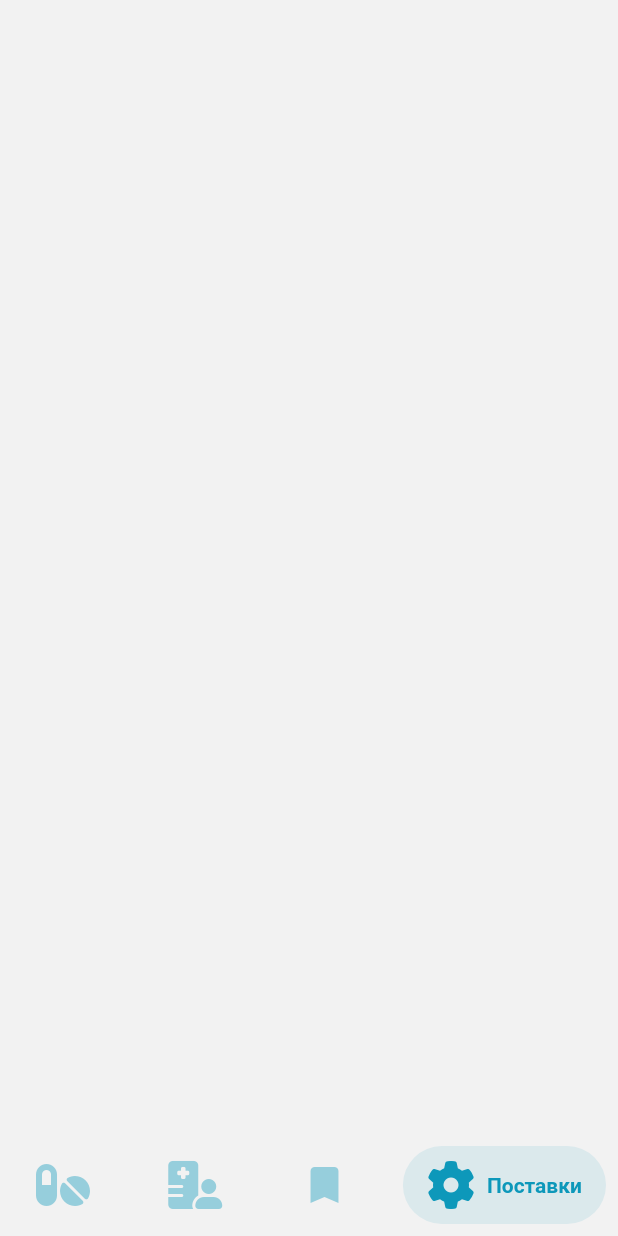
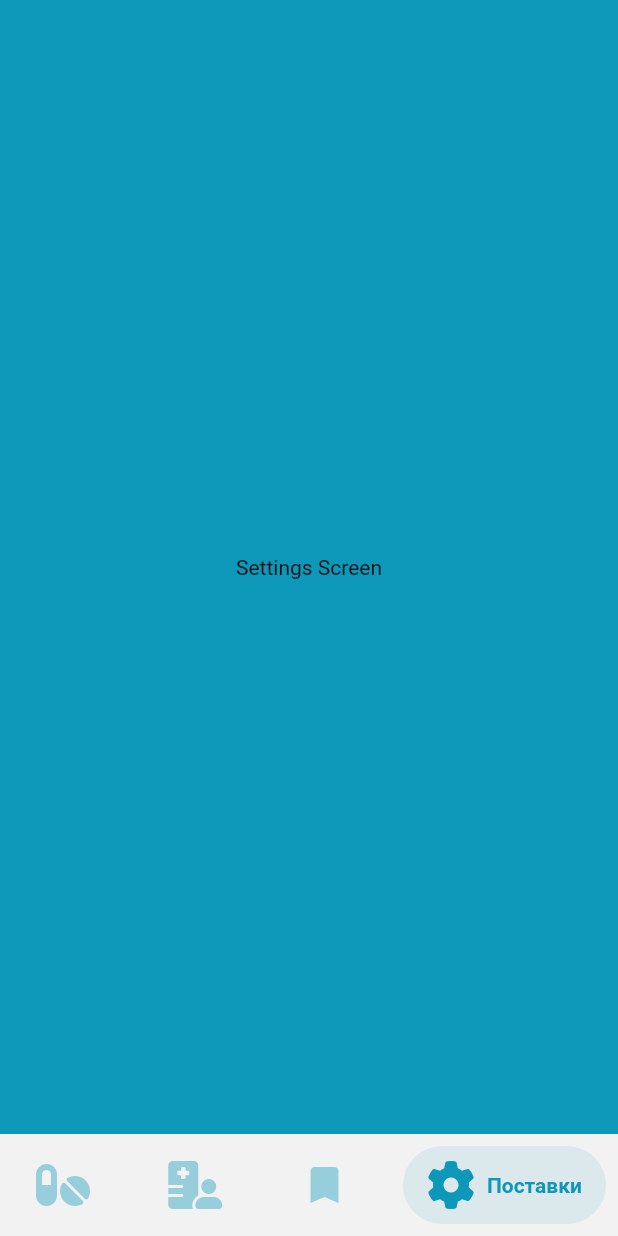
Before and after one commit to dimeskigj/DrugRegistry.Flutter, a Flutter app: the screen it shows after launch, item 4 of the bottom bar chosen, on a phone screen of 412 x 824 dp. Run offline on Flutter 3.47's test engine with Material 2 defaults, Android fonts, the phone set to English and light mode, and no system bars; our stand-ins replace font_awesome_flutter, geolocator, get_it.

Commit message:
[DEV] Implement the view models for each screen, implement settings screen

```diff
--- a/lib/screens/drug_search_screen/drug_search_screen_viewmodel.dart
+++ b/lib/screens/drug_search_screen/drug_search_screen_viewmodel.dart
@@ -0,0 +1,3 @@
+import 'package:flutter/material.dart';
+
+class DrugSearchScreenViewModel extends ChangeNotifier {}
--- a/lib/screens/main_tabbed_screen/main_tabbed_screen.dart
+++ b/lib/screens/main_tabbed_screen/main_tabbed_screen.dart
@@ -3,9 +3,12 @@ import 'package:flutter_drug_registry/screens/drug_search_screen/drug_search_scr
 import 'package:flutter_drug_registry/screens/main_tabbed_screen/main_tabbed_screen_viewmodel.dart';
 import 'package:flutter_drug_registry/screens/pharmacy_search_screen/pharmacy_search_screen.dart';
 import 'package:flutter_drug_registry/screens/saved_items_screen/saved_items_screen.dart';
+import 'package:flutter_drug_registry/screens/settings_screen/settings_screen_viewmodel.dart';
 import 'package:flutter_drug_registry/widgets/salomon_bottom_bar.dart';
 import 'package:font_awesome_flutter/font_awesome_flutter.dart';
 import 'package:provider/provider.dart';
+
+import '../settings_screen/settings_screen.dart';
 
 class MainTabbedScreen extends StatelessWidget {
   const MainTabbedScreen({super.key});
@@ -20,7 +23,7 @@ class MainTabbedScreen extends StatelessWidget {
             const DrugSearchScreen(),
             const PharmacySearchScreen(),
             const SavedItemsScreen(),
-            Container()
+            const SettingsScreen(),
           ][context.watch<MainTabbedScreenViewModel>().currentScreenIndex],
           bottomNavigationBar: SalomonBottomBar(
             currentIndex: context.watch<MainTabbedScreenViewModel>().currentScreenIndex,
--- a/lib/screens/pharmacy_search_screen/pharmacy_search_screen_viewmodel.dart
+++ b/lib/screens/pharmacy_search_screen/pharmacy_search_screen_viewmodel.dart
@@ -0,0 +1,3 @@
+import 'package:flutter/material.dart';
+
+class PharmacySearchScreenViewModel extends ChangeNotifier {}
--- a/lib/screens/saved_items_screen/saved_items_screen_viewmodel.dart
+++ b/lib/screens/saved_items_screen/saved_items_screen_viewmodel.dart
@@ -0,0 +1,3 @@
+import 'package:flutter/material.dart';
+
+class SavedItemsScreenViewModel extends ChangeNotifier {}
--- /dev/null
+++ b/lib/screens/settings_screen/settings_screen.dart
@@ -0,0 +1,22 @@
+import 'package:flutter/material.dart';
+import 'package:flutter_drug_registry/screens/settings_screen/settings_screen_viewmodel.dart';
+import 'package:provider/provider.dart';
+
+class SettingsScreen extends StatelessWidget {
+  const SettingsScreen({super.key});
+
+  @override
+  Widget build(BuildContext context) {
+    return ChangeNotifierProvider(
+      create: (_) => SettingsScreenViewModel(),
+      child: Builder(
+        builder: (context) => Container(
+          color: Theme.of(context).primaryColor,
+          child: const Center(
+            child: Text('Settings Screen'),
+          ),
+        ),
+      ),
+    );
+  }
+}
--- /dev/null
+++ b/lib/screens/settings_screen/settings_screen_viewmodel.dart
@@ -0,0 +1,3 @@
+import 'package:flutter/material.dart';
+
+class SettingsScreenViewModel extends ChangeNotifier {}
```
Also changed, not shown: lib/screens/drug_search_screen/drug_search_screen.dart (+11 -4 lines), lib/screens/pharmacy_search_screen/pharmacy_search_screen.dart (+11 -4 lines).
